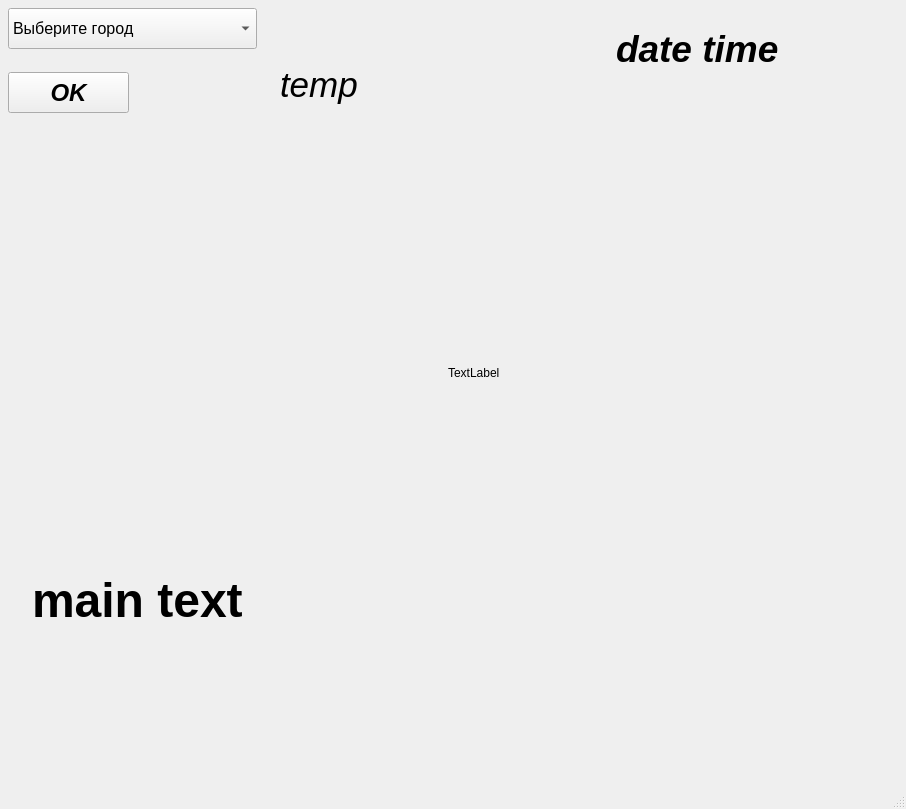
Before: the Qt Designer form w_vidget.ui in Maria173/weather_app, drawn with Qt 5.
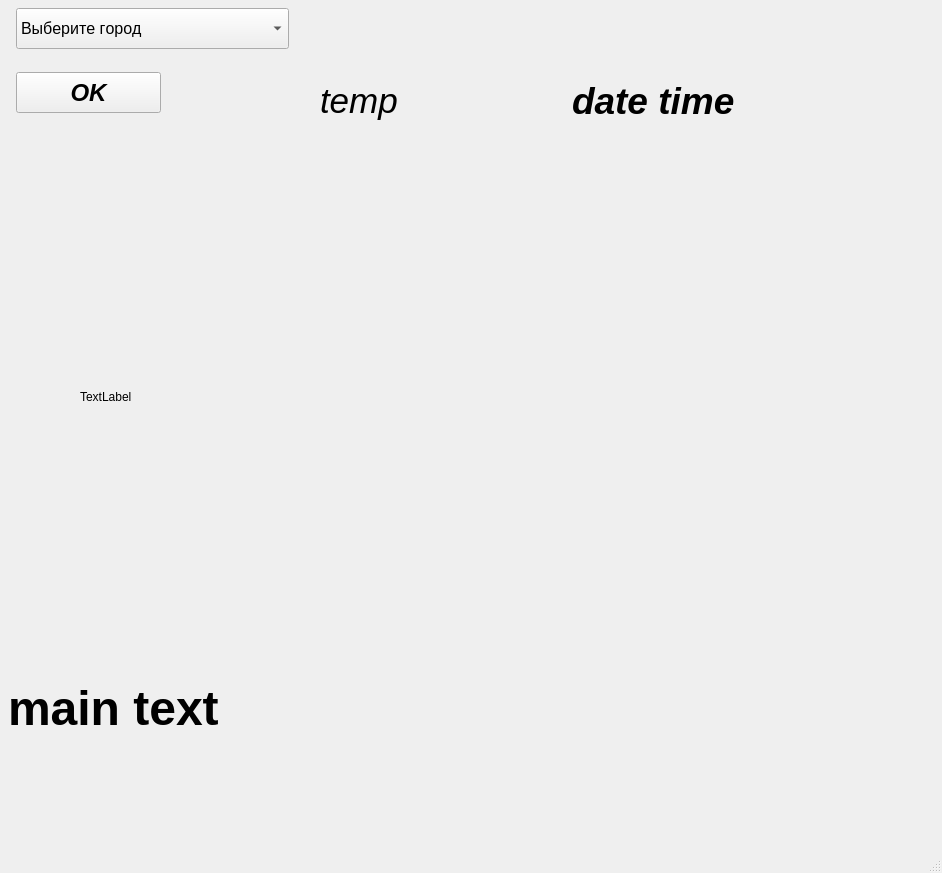
After: the same form once the commit is applied.

The edit to the form file:
```diff
--- a/w_vidget.ui
+++ b/w_vidget.ui
@@ -6,63 +6,21 @@
    <rect>
     <x>0</x>
     <y>0</y>
-    <width>906</width>
-    <height>809</height>
+    <width>942</width>
+    <height>873</height>
    </rect>
   </property>
   <property name="windowTitle">
    <string>MainWindow</string>
   </property>
   <widget class="QWidget" name="centralwidget">
-   <widget class="QLabel" name="temperature">
-    <property name="geometry">
-     <rect>
-      <x>280</x>
-      <y>48</y>
-      <width>185</width>
-      <height>73</height>
-     </rect>
-    </property>
-    <property name="font">
-     <font>
-      <family>Arial</family>
-      <pointsize>26</pointsize>
-      <italic>true</italic>
-     </font>
-    </property>
-    <property name="text">
-     <string>temp</string>
-    </property>
-   </widget>
-   <widget class="QLabel" name="date_time">
-    <property name="geometry">
-     <rect>
-      <x>616</x>
-      <y>16</y>
-      <width>289</width>
-      <height>65</height>
-     </rect>
-    </property>
-    <property name="font">
-     <font>
-      <family>Arial</family>
-      <pointsize>28</pointsize>
-      <weight>75</weight>
-      <italic>true</italic>
-      <bold>true</bold>
-     </font>
-    </property>
-    <property name="text">
-     <string>date time</string>
-    </property>
-   </widget>
    <widget class="QLabel" name="main_text">
     <property name="geometry">
      <rect>
-      <x>32</x>
-      <y>440</y>
-      <width>857</width>
-      <height>321</height>
+      <x>8</x>
+      <y>576</y>
+      <width>905</width>
+      <height>265</height>
      </rect>
     </property>
     <property name="font">
@@ -83,12 +41,47 @@
      <string>main text</string>
     </property>
    </widget>
+   <widget class="QLabel" name="pict">
+    <property name="geometry">
+     <rect>
+      <x>80</x>
+      <y>248</y>
+      <width>625</width>
+      <height>297</height>
+     </rect>
+    </property>
+    <property name="text">
+     <string>TextLabel</string>
+    </property>
+   </widget>
+   <widget class="QPushButton" name="btn">
+    <property name="geometry">
+     <rect>
+      <x>16</x>
+      <y>72</y>
+      <width>145</width>
+      <height>41</height>
+     </rect>
+    </property>
+    <property name="font">
+     <font>
+      <family>Arial</family>
+      <pointsize>18</pointsize>
+      <weight>75</weight>
+      <italic>true</italic>
+      <bold>true</bold>
+     </font>
+    </property>
+    <property name="text">
+     <string>OK</string>
+    </property>
+   </widget>
    <widget class="QComboBox" name="citylist">
     <property name="geometry">
      <rect>
-      <x>8</x>
+      <x>16</x>
       <y>8</y>
-      <width>249</width>
+      <width>273</width>
       <height>41</height>
      </rect>
     </property>
@@ -152,40 +145,47 @@
      </property>
     </item>
    </widget>
-   <widget class="QPushButton" name="btn">
+   <widget class="QWidget" name="horizontalLayoutWidget">
     <property name="geometry">
      <rect>
-      <x>8</x>
-      <y>72</y>
-      <width>121</width>
-      <height>41</height>
+      <x>320</x>
+      <y>0</y>
+      <width>497</width>
+      <height>201</height>
      </rect>
     </property>
-    <property name="font">
-     <font>
-      <family>Arial</family>
-      <pointsize>18</pointsize>
-      <weight>75</weight>
-      <italic>true</italic>
-      <bold>true</bold>
-     </font>
-    </property>
-    <property name="text">
-     <string>OK</string>
-    </property>
-   </widget>
-   <widget class="QLabel" name="pict">
-    <property name="geometry">
-     <rect>
-      <x>448</x>
-      <y>280</y>
-      <width>265</width>
-      <height>185</height>
-     </rect>
-    </property>
-    <property name="text">
-     <string>TextLabel</string>
-    </property>
+    <layout class="QHBoxLayout" name="horizontalLayout">
+     <item>
+      <widget class="QLabel" name="temperature">
+       <property name="font">
+        <font>
+         <family>Arial</family>
+         <pointsize>26</pointsize>
+         <italic>true</italic>
+        </font>
+       </property>
+       <property name="text">
+        <string>temp</string>
+       </property>
+      </widget>
+     </item>
+     <item>
+      <widget class="QLabel" name="date_time">
+       <property name="font">
+        <font>
+         <family>Arial</family>
+         <pointsize>28</pointsize>
+         <weight>75</weight>
+         <italic>true</italic>
+         <bold>true</bold>
+        </font>
+       </property>
+       <property name="text">
+        <string>date time</string>
+       </property>
+      </widget>
+     </item>
+    </layout>
    </widget>
   </widget>
   <widget class="QMenuBar" name="menubar">
```
Left out of the diff: 32 changed lines with no effect on the pictures.
